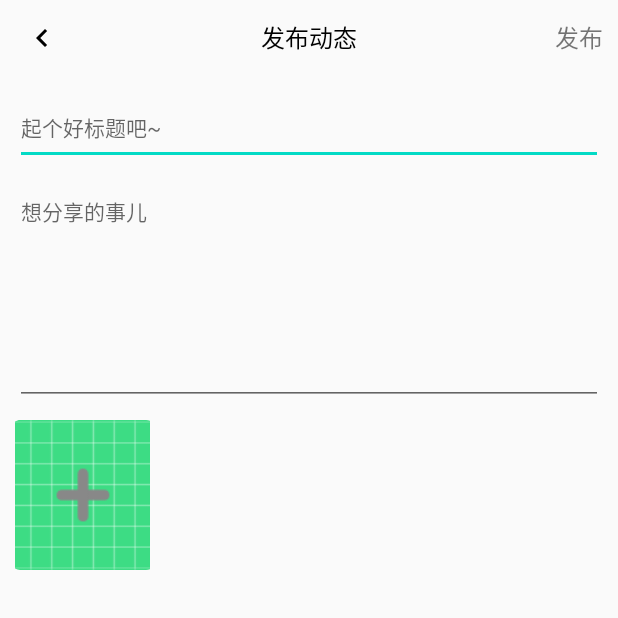
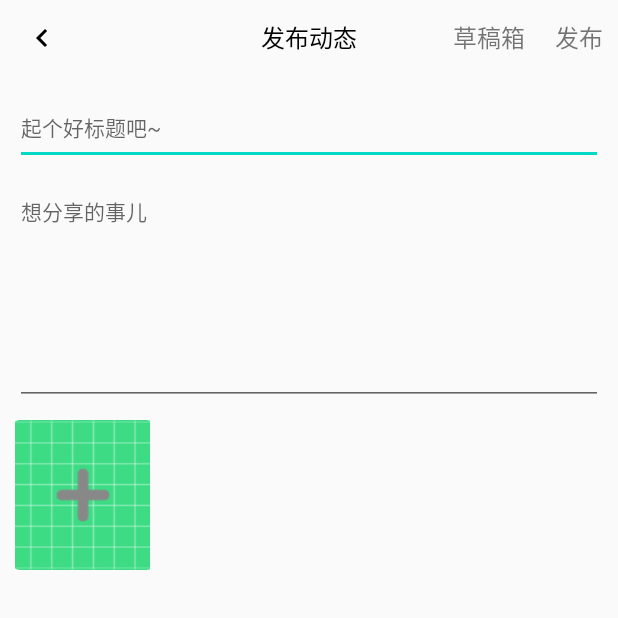
Before and after one commit to li-jinpeng/androidapp, an Android app: the PublicActivity screen opened directly, with no data from a screen before it, on a phone screen of 412 x 824 dp, the top half of it. Run offline under Robolectric (Android 15) with nearby library versions, the phone set to English and light mode, and no system bars; our stand-ins replace ButterKnife; libraries missing offline, so code that uses them is left out: com.hjq.permissions, com.luck.picture; pictures from the network do not load; 1 statement that could not run was skipped.

Commit message:
修改发布动态与草稿箱排列

```diff
--- a/frontend/app/src/main/java/com/example/androidapp/activity/MainActivity.java
+++ b/frontend/app/src/main/java/com/example/androidapp/activity/MainActivity.java
@@ -106,11 +106,11 @@ public class MainActivity extends BaseActivity {
                     break;
                 case "info":
                     viewPager.setCurrentItem(2);
-                    navView.getMenu().findItem(R.id.navigation_conversations).setChecked(true);
+                    navView.getMenu().findItem(R.id.navigation_dashboard).setChecked(true);
                     break;
                 default:
                     viewPager.setCurrentItem(0);
-                    navView.getMenu().findItem(R.id.navigation_conversations).setChecked(true);
+                    navView.getMenu().findItem(R.id.navigation_home).setChecked(true);
                     break;
             }
         }
--- a/frontend/app/src/main/res/layout/activity_publish.xml
+++ b/frontend/app/src/main/res/layout/activity_publish.xml
@@ -34,6 +34,18 @@
             android:padding="10dp"
             android:scaleType="fitCenter"
             android:text="@string/PUBCONFIRM"
+            android:textSize="16sp"/>
+
+        <TextView
+            android:id="@+id/draft_button"
+            android:layout_width="wrap_content"
+            android:layout_height="match_parent"
+            android:layout_alignParentEnd="true"
+            android:layout_gravity="end"
+            android:gravity="center_vertical"
+            android:padding="10dp"
+            android:scaleType="fitCenter"
+            android:text="@string/DRAFT"
             android:textSize="16sp" />
 
     </androidx.appcompat.widget.Toolbar>
--- /dev/null
+++ b/frontend/app/src/main/res/values/ids.xml
@@ -0,0 +1,4 @@
+<?xml version="1.0" encoding="utf-8"?>
+<resources>
+    <item name="draft_button" type="id">draft_button</item>
+</resources>
--- a/frontend/app/src/main/res/values/strings.xml
+++ b/frontend/app/src/main/res/values/strings.xml
@@ -65,4 +65,5 @@
     <string name="SENDPOV">发送位置</string>
     <string name="SENDMUSIC">上传音乐</string>
     <string name="SENDVIDEO">上传视频</string>
+    <string name="DRAFT">草稿箱</string>
 </resources>
```
